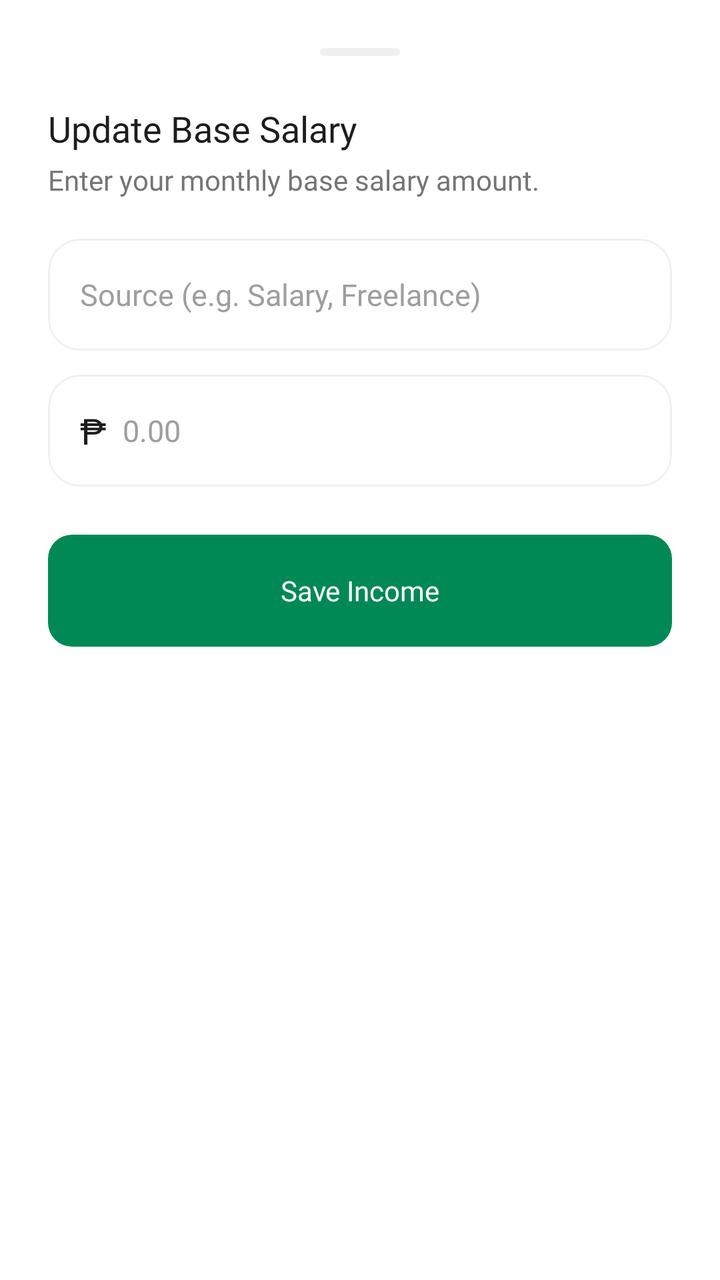
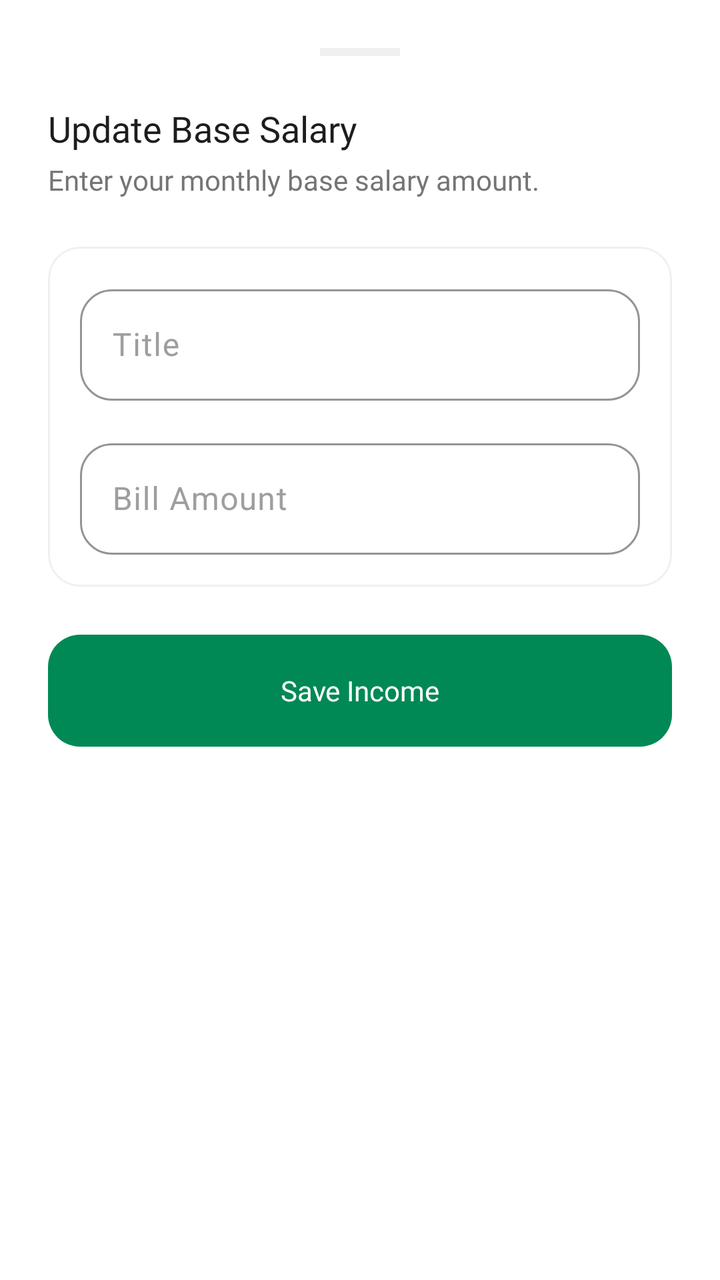

Screens rendered from an Android XML layout before and after an edit, with the pre-edit source and the edit as a unified diff.
<!-- AndroidManifest.xml: application theme Theme.Carti -->
<!-- res/layout/dialog_edit_income.xml -->
<?xml version="1.0" encoding="utf-8"?>
<LinearLayout xmlns:android="http://schemas.android.com/apk/res/android"
    xmlns:app="http://schemas.android.com/apk/res-auto"
    xmlns:tools="http://schemas.android.com/tools"
    android:layout_width="match_parent"
    android:layout_height="wrap_content"
    android:background="@drawable/bg_dialog_ios"
    android:orientation="vertical"
    android:padding="@dimen/spacing_large">

    <View
        android:layout_width="@dimen/handle_width"
        android:layout_height="@dimen/handle_height"
        android:layout_gravity="center_horizontal"
        android:layout_marginBottom="@dimen/spacing_large"
        android:background="@drawable/bg_handle_dialog" />

    <TextView
        android:id="@+id/tv_dialog_title"
        style="@style/CartiHeader"
        android:layout_width="wrap_content"
        android:layout_height="wrap_content"
        android:text="@string/title_edit_income"
        android:textSize="@dimen/text_size_header" />

    <TextView
        style="@style/CartiSubHeader"
        android:layout_width="wrap_content"
        android:layout_height="wrap_content"
        android:layout_marginTop="@dimen/spacing_xs"
        android:text="@string/desc_edit_income"
        android:textSize="@dimen/text_size_body" />

    <com.google.android.material.card.MaterialCardView
        android:id="@+id/card_source"
        android:layout_width="match_parent"
        android:layout_height="wrap_content"
        android:layout_marginTop="@dimen/text_size_h1"
        style="@style/CartiCard">

        <EditText
            android:id="@+id/et_income_source"
            style="@style/CartiEditText"
            android:layout_width="match_parent"
            android:layout_height="@dimen/button_height_standard"
            android:hint="@string/hint_income_source_salary"
            android:importantForAutofill="no"
            android:inputType="text" />

    </com.google.android.material.card.MaterialCardView>

    <com.google.android.material.card.MaterialCardView
        android:layout_width="match_parent"
        android:layout_height="wrap_content"
        android:layout_marginTop="@dimen/radius_medium"
        style="@style/CartiCard">

        <LinearLayout
            android:layout_width="match_parent"
            android:layout_height="@dimen/button_height_standard"
            android:gravity="center_vertical"
            android:orientation="horizontal"
            android:paddingHorizontal="@dimen/spacing_medium">

            <TextView
                style="@style/CartiHeader"
                android:layout_width="wrap_content"
                android:layout_height="wrap_content"
                android:text="@string/currency_symbol" />

            <EditText
                android:id="@+id/et_salary_amount"
                style="@style/CartiEditText"
                android:layout_width="match_parent"
                android:layout_height="match_parent"
                android:hint="@string/hint_amount"
                android:importantForAutofill="no"
                android:inputType="numberDecimal"
                android:paddingStart="@dimen/spacing_small"
                tools:ignore="RtlSymmetry" />

        </LinearLayout>

    </com.google.android.material.card.MaterialCardView>

    <com.google.android.material.button.MaterialButton
        android:id="@+id/btn_save"
        style="@style/CartiButton.Primary"
        android:layout_width="match_parent"
        android:layout_height="@dimen/button_height_standard"
        android:layout_marginTop="@dimen/spacing_large"
        android:text="@string/btn_save_income" />

</LinearLayout>
<!-- resources referenced by this layout -->
<resources>
  <dimen name="button_height_standard">56dp</dimen>
  <dimen name="handle_height">4dp</dimen>
  <dimen name="handle_width">40dp</dimen>
  <dimen name="radius_medium">12dp</dimen>
  <dimen name="spacing_large">24dp</dimen>
  <dimen name="spacing_medium">16dp</dimen>
  <dimen name="spacing_small">8dp</dimen>
  <dimen name="spacing_xs">4dp</dimen>
  <dimen name="text_size_body">14sp</dimen>
  <dimen name="text_size_h1">20sp</dimen>
  <dimen name="text_size_header">18sp</dimen>
  <!-- drawable bg_dialog_ios (drawable) -->
  <?xml version="1.0" encoding="utf-8"?>
  <shape xmlns:android="http://schemas.android.com/apk/res/android">
      <solid android:color="@color/white" />
      <corners
          android:topLeftRadius="24dp"
          android:topRightRadius="24dp" />
  </shape>
  <!-- drawable bg_handle_dialog (drawable) -->
  <?xml version="1.0" encoding="utf-8"?>
  <shape xmlns:android="http://schemas.android.com/apk/res/android">
      <solid android:color="@color/card_border" />
      <corners android:radius="2dp" />
  </shape>
  <string name="btn_save_income">Save Income</string>
  <string name="currency_symbol">₱</string>
  <string name="desc_edit_income">Enter your monthly base salary amount.</string>
  <string name="hint_amount">0.00</string>
  <string name="hint_income_source_salary">Source (e.g. Salary, Freelance)</string>
  <string name="title_edit_income">Update Base Salary</string>
  <style name="CartiButton.Primary">
          <item name="backgroundTint">@color/carti_primary_green</item>
          <item name="android:textColor">@color/white</item>
      </style>
  <style name="CartiCard" parent="Widget.Material3.CardView.Elevated">
          <item name="cardElevation">0dp</item>
          <item name="cardCornerRadius">@dimen/card_corner_radius</item>
          <item name="strokeColor">@color/border_subtle</item>
          <item name="strokeWidth">@dimen/stroke_width_thin</item>
          <item name="cardBackgroundColor">@color/white</item>
      </style>
  <style name="CartiEditText">
          <item name="android:layout_height">@dimen/input_height_standard</item>
          <item name="android:paddingHorizontal">@dimen/spacing_medium</item>
          <item name="android:background">@android:color/transparent</item>
          <item name="android:fontFamily">@font/plus_jakarta_sans_medium</item>
          <item name="android:textColor">@color/text_primary</item>
          <item name="android:textColorHint">@color/text_tertiary</item>
          <item name="android:textSize">@dimen/text_size_body_large</item>
      </style>
  <style name="CartiHeader">
          <item name="android:fontFamily">@font/plus_jakarta_sans_bold</item>
          <item name="android:textColor">@color/text_primary</item>
          <item name="android:textSize">@dimen/text_size_header</item>
      </style>
  <style name="CartiSubHeader">
          <item name="android:fontFamily">@font/plus_jakarta_sans_medium</item>
          <item name="android:textColor">@color/text_secondary</item>
          <item name="android:textSize">@dimen/text_size_body</item>
      </style>
  <style name="Theme.Carti" parent="Base.Theme.Carti" />
  <color name="white">#FFFFFFFF</color>
  <color name="card_border">#F0F0F0</color>
  <color name="carti_primary_green">#008955</color>
  <dimen name="card_corner_radius">16dp</dimen>
  <color name="border_subtle">#F0F0F0</color>
  <dimen name="stroke_width_thin">1dp</dimen>
  <dimen name="input_height_standard">52dp</dimen>
  <color name="text_primary">#1D1D1D</color>
  <color name="text_tertiary">#9E9E9E</color>
  <dimen name="text_size_body_large">15sp</dimen>
  <color name="text_secondary">#757575</color>
  <!-- unchanged entries left out for length: 1 -->
</resources>

<!-- the commit's change to res/layout/dialog_edit_income.xml (unified diff, before → after) -->
@@ -4,7 +4,7 @@
     xmlns:tools="http://schemas.android.com/tools"
     android:layout_width="match_parent"
     android:layout_height="wrap_content"
-    android:background="@drawable/bg_dialog_ios"
+    android:background="@drawable/bg_bottom_sheet_white"
     android:orientation="vertical"
     android:padding="@dimen/spacing_large">
 
@@ -13,81 +13,70 @@
         android:layout_height="@dimen/handle_height"
         android:layout_gravity="center_horizontal"
         android:layout_marginBottom="@dimen/spacing_large"
-        android:background="@drawable/bg_handle_dialog" />
+        android:background="@color/border_subtle" />
 
     <TextView
         android:id="@+id/tv_dialog_title"
         style="@style/CartiHeader"
         android:layout_width="wrap_content"
         android:layout_height="wrap_content"
-        android:text="@string/title_edit_income"
-        android:textSize="@dimen/text_size_header" />
+        android:text="@string/title_edit_income" />
 
     <TextView
         style="@style/CartiSubHeader"
         android:layout_width="wrap_content"
         android:layout_height="wrap_content"
         android:layout_marginTop="@dimen/spacing_xs"
-        android:text="@string/desc_edit_income"
-        android:textSize="@dimen/text_size_body" />
+        android:text="@string/desc_edit_income" />
 
     <com.google.android.material.card.MaterialCardView
         android:id="@+id/card_source"
+        style="@style/CartiCard"
         android:layout_width="match_parent"
         android:layout_height="wrap_content"
-        android:layout_marginTop="@dimen/text_size_h1"
-        style="@style/CartiCard">
-
-        <EditText
-            android:id="@+id/et_income_source"
-            style="@style/CartiEditText"
-            android:layout_width="match_parent"
-            android:layout_height="@dimen/button_height_standard"
-            android:hint="@string/hint_income_source_salary"
-            android:importantForAutofill="no"
-            android:inputType="text" />
-
-    </com.google.android.material.card.MaterialCardView>
-
-    <com.google.android.material.card.MaterialCardView
-        android:layout_width="match_parent"
-        android:layout_height="wrap_content"
-        android:layout_marginTop="@dimen/radius_medium"
-        style="@style/CartiCard">
+        android:layout_marginTop="@dimen/spacing_large">
 
         <LinearLayout
             android:layout_width="match_parent"
-            android:layout_height="@dimen/button_height_standard"
-            android:gravity="center_vertical"
-            android:orientation="horizontal"
-            android:paddingHorizontal="@dimen/spacing_medium">
+            android:layout_height="wrap_content"
+            android:orientation="vertical"
+            android:padding="@dimen/spacing_medium">
 
-            <TextView
-                style="@style/CartiHeader"
-                android:layout_width="wrap_content"
+            <com.google.android.material.textfield.TextInputLayout
+                android:layout_width="match_parent"
                 android:layout_height="wrap_content"
-                android:text="@string/currency_symbol" />
+                android:hint="@string/label_title"
+                style="@style/CartiInputLayout">
 
-            <EditText
-                android:id="@+id/et_salary_amount"
-                style="@style/CartiEditText"
+                <com.google.android.material.textfield.TextInputEditText
+                    android:id="@+id/et_income_source"
+                    android:layout_width="match_parent"
+                    android:layout_height="wrap_content"
+                    android:inputType="text" />
+            </com.google.android.material.textfield.TextInputLayout>
+
+            <com.google.android.material.textfield.TextInputLayout
                 android:layout_width="match_parent"
-                android:layout_height="match_parent"
-                android:hint="@string/hint_amount"
-                android:importantForAutofill="no"
-                android:inputType="numberDecimal"
-                android:paddingStart="@dimen/spacing_small"
-                tools:ignore="RtlSymmetry" />
+                android:layout_height="wrap_content"
+                android:layout_marginTop="@dimen/spacing_medium"
+                android:hint="@string/label_bill_amount"
+                style="@style/CartiInputLayout.Amount">
+
+                <com.google.android.material.textfield.TextInputEditText
+                    android:id="@+id/et_salary_amount"
+                    android:layout_width="match_parent"
+                    android:layout_height="wrap_content"
+                    android:inputType="numberDecimal" />
+            </com.google.android.material.textfield.TextInputLayout>
 
         </LinearLayout>
-
     </com.google.android.material.card.MaterialCardView>
 
     <com.google.android.material.button.MaterialButton
         android:id="@+id/btn_save"
         style="@style/CartiButton.Primary"
         android:layout_width="match_parent"
-        android:layout_height="@dimen/button_height_standard"
+        android:layout_height="wrap_content"
         android:layout_marginTop="@dimen/spacing_large"
         android:text="@string/btn_save_income" />
 
<!-- resource entries referenced after the edit -->
@@ -1,35 +1,24 @@
 <!-- resources referenced by this layout -->
 <resources>
-  <dimen name="button_height_standard">56dp</dimen>
   <dimen name="handle_height">4dp</dimen>
   <dimen name="handle_width">40dp</dimen>
-  <dimen name="radius_medium">12dp</dimen>
   <dimen name="spacing_large">24dp</dimen>
   <dimen name="spacing_medium">16dp</dimen>
-  <dimen name="spacing_small">8dp</dimen>
   <dimen name="spacing_xs">4dp</dimen>
-  <dimen name="text_size_body">14sp</dimen>
-  <dimen name="text_size_h1">20sp</dimen>
-  <dimen name="text_size_header">18sp</dimen>
-  <!-- drawable bg_dialog_ios (drawable) -->
+  <!-- drawable bg_bottom_sheet_white (drawable) -->
   <?xml version="1.0" encoding="utf-8"?>
   <shape xmlns:android="http://schemas.android.com/apk/res/android">
       <solid android:color="@color/white" />
       <corners
-          android:topLeftRadius="24dp"
-          android:topRightRadius="24dp" />
+          android:topLeftRadius="@dimen/radius_large"
+          android:topRightRadius="@dimen/radius_large" />
   </shape>
-  <!-- drawable bg_handle_dialog (drawable) -->
-  <?xml version="1.0" encoding="utf-8"?>
-  <shape xmlns:android="http://schemas.android.com/apk/res/android">
-      <solid android:color="@color/card_border" />
-      <corners android:radius="2dp" />
-  </shape>
+  <dimen name="text_size_body">14sp</dimen>
+  <dimen name="text_size_header">18sp</dimen>
   <string name="btn_save_income">Save Income</string>
-  <string name="currency_symbol">₱</string>
   <string name="desc_edit_income">Enter your monthly base salary amount.</string>
-  <string name="hint_amount">0.00</string>
-  <string name="hint_income_source_salary">Source (e.g. Salary, Freelance)</string>
+  <string name="label_bill_amount">Bill Amount</string>
+  <string name="label_title">Title</string>
   <string name="title_edit_income">Update Base Salary</string>
   <style name="CartiButton.Primary">
           <item name="backgroundTint">@color/carti_primary_green</item>
@@ -38,23 +27,28 @@
   <style name="CartiCard" parent="Widget.Material3.CardView.Elevated">
           <item name="cardElevation">0dp</item>
           <item name="cardCornerRadius">@dimen/card_corner_radius</item>
+          <item name="shapeAppearance">@style/ShapeAppearance.Carti.Medium</item>
           <item name="strokeColor">@color/border_subtle</item>
           <item name="strokeWidth">@dimen/stroke_width_thin</item>
           <item name="cardBackgroundColor">@color/white</item>
-      </style>
-  <style name="CartiEditText">
-          <item name="android:layout_height">@dimen/input_height_standard</item>
-          <item name="android:paddingHorizontal">@dimen/spacing_medium</item>
-          <item name="android:background">@android:color/transparent</item>
-          <item name="android:fontFamily">@font/plus_jakarta_sans_medium</item>
-          <item name="android:textColor">@color/text_primary</item>
-          <item name="android:textColorHint">@color/text_tertiary</item>
-          <item name="android:textSize">@dimen/text_size_body_large</item>
       </style>
   <style name="CartiHeader">
           <item name="android:fontFamily">@font/plus_jakarta_sans_bold</item>
           <item name="android:textColor">@color/text_primary</item>
           <item name="android:textSize">@dimen/text_size_header</item>
+      </style>
+  <style name="CartiInputLayout" parent="Widget.Material3.TextInputLayout.OutlinedBox">
+          <item name="shapeAppearance">@style/ShapeAppearance.Carti.Medium</item>
+          <item name="boxStrokeColor">@color/carti_primary_green</item>
+          <item name="hintTextColor">@color/carti_primary_green</item>
+          <item name="android:textColorHint">@color/text_tertiary</item>
+          <item name="boxStrokeWidth">1dp</item>
+          <item name="boxStrokeWidthFocused">2dp</item>
+          <item name="boxBackgroundColor">@color/white</item>
+      </style>
+  <style name="CartiInputLayout.Amount">
+          <item name="prefixText">₱</item>
+          <item name="prefixTextColor">@color/text_primary</item>
       </style>
   <style name="CartiSubHeader">
           <item name="android:fontFamily">@font/plus_jakarta_sans_medium</item>
@@ -63,15 +57,16 @@
       </style>
   <style name="Theme.Carti" parent="Base.Theme.Carti" />
   <color name="white">#FFFFFFFF</color>
-  <color name="card_border">#F0F0F0</color>
+  <dimen name="radius_large">16dp</dimen>
   <color name="carti_primary_green">#008955</color>
   <dimen name="card_corner_radius">16dp</dimen>
+  <style name="ShapeAppearance.Carti.Medium" parent="ShapeAppearance.Material3.Corner.Medium">
+          <item name="cornerSize">@dimen/card_corner_radius</item>
+      </style>
   <color name="border_subtle">#F0F0F0</color>
   <dimen name="stroke_width_thin">1dp</dimen>
-  <dimen name="input_height_standard">52dp</dimen>
   <color name="text_primary">#1D1D1D</color>
   <color name="text_tertiary">#9E9E9E</color>
-  <dimen name="text_size_body_large">15sp</dimen>
   <color name="text_secondary">#757575</color>
   <!-- unchanged entries left out for length: 1 -->
 </resources>
